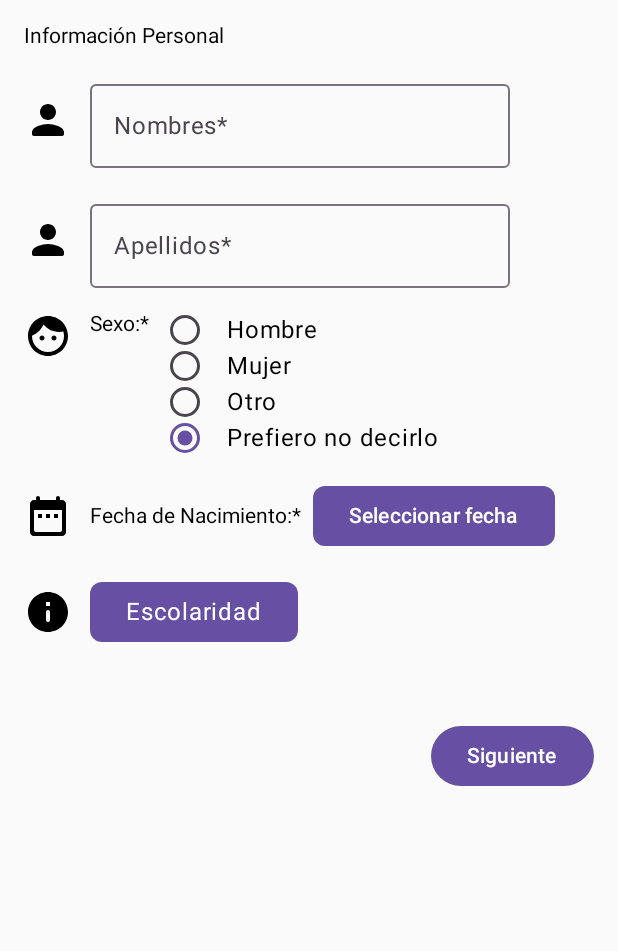
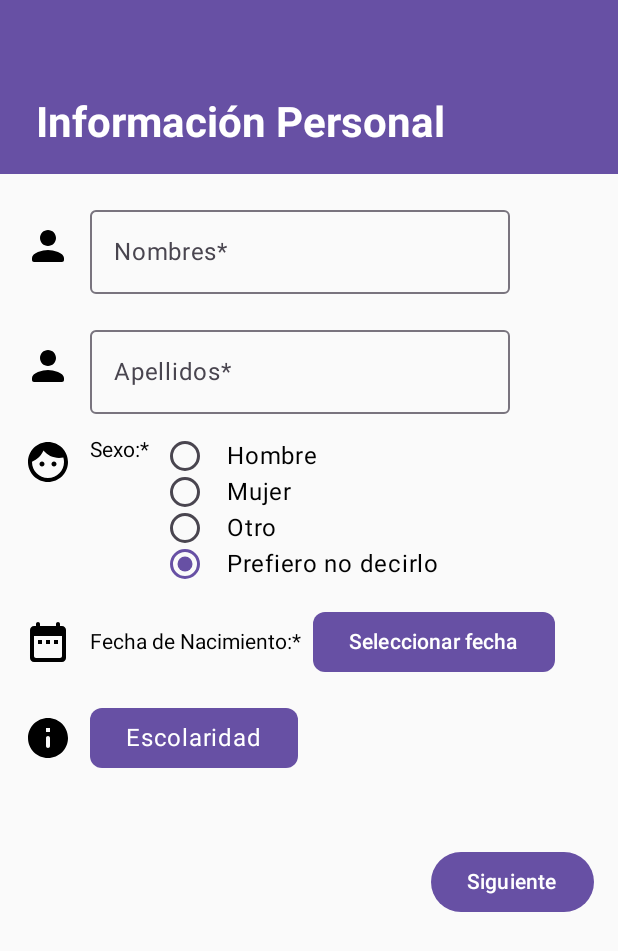
Before and after one commit to restrepotorres/-LabsCM20251Gr03, an Android app built with Jetpack Compose: the screen it shows after launch (PersonalDataActivity), on a phone screen of 412 x 824 dp. Shown: the top 951 px of the screen. Run offline under Robolectric (Android 15) with nearby library versions, the phone set to English and light mode, and no system bars.

```diff
--- a/app/src/main/java/com/co/labscm20251_gr03/ContactDataActivity.kt
+++ b/app/src/main/java/com/co/labscm20251_gr03/ContactDataActivity.kt
@@ -39,6 +39,7 @@ import androidx.compose.ui.tooling.preview.Preview
 import androidx.compose.ui.unit.dp
 import com.co.labscm20251_gr03.ui.element.CampoCiudad
 import com.co.labscm20251_gr03.ui.element.CampoPais
+import com.co.labscm20251_gr03.ui.element.Encabezado
 import com.co.labscm20251_gr03.ui.theme.LabsCM20251Gr03Theme
 
 class ContactDataActivity : ComponentActivity() {
@@ -62,13 +63,14 @@ fun Data() {
     var direccion by rememberSaveable { mutableStateOf("") }
     val context = LocalContext.current
 
+    Column {
+        Encabezado("Información de Contacto")
+
         Column(
             modifier = Modifier.padding(16.dp),
             verticalArrangement = Arrangement.spacedBy(16.dp)
         ) {
-        Text(text = "Información de Contacto")
-
-        Row (verticalAlignment = Alignment.CenterVertically){
+            Row(verticalAlignment = Alignment.CenterVertically) {
                 Icon(
                     Icons.Rounded.Phone,
                     contentDescription = "Phone Icon",
@@ -88,7 +90,7 @@ fun Data() {
                 )
             }
 
-        Row (verticalAlignment = Alignment.CenterVertically){
+            Row(verticalAlignment = Alignment.CenterVertically) {
                 Icon(
                     Icons.Rounded.Email,
                     contentDescription = "Email Icon",
@@ -139,7 +141,7 @@ fun Data() {
                 )
             }
 
-        Row (verticalAlignment = Alignment.CenterVertically) {
+            Row(verticalAlignment = Alignment.CenterVertically) {
                 Icon(
                     Icons.Rounded.Home,
                     contentDescription = "Home Icon",
@@ -195,6 +197,7 @@ fun Data() {
             }
         }
     }
+}
 
 
 @Preview(showBackground = true)
--- a/app/src/main/java/com/co/labscm20251_gr03/PersonalDataActivity.kt
+++ b/app/src/main/java/com/co/labscm20251_gr03/PersonalDataActivity.kt
@@ -53,6 +53,7 @@ import androidx.compose.ui.text.input.KeyboardCapitalization
 import androidx.compose.ui.text.input.KeyboardType
 import androidx.compose.ui.tooling.preview.Preview
 import androidx.compose.ui.unit.dp
+import com.co.labscm20251_gr03.ui.element.Encabezado
 import com.co.labscm20251_gr03.ui.theme.LabsCM20251Gr03Theme
 import java.util.Calendar
 
@@ -101,6 +102,8 @@ fun Formulario() {
         Calendar.getInstance().get(Calendar.MONTH),
         Calendar.getInstance().get(Calendar.DAY_OF_MONTH)
     )
+    Column {
+        Encabezado("Información Personal")
 
         Column(
             modifier = Modifier
@@ -108,10 +111,9 @@ fun Formulario() {
                 .fillMaxWidth(),
             verticalArrangement = Arrangement.spacedBy(16.dp)
         ) {
-        Text(text = "Información Personal")
 
-        Row (verticalAlignment = Alignment.CenterVertically) {
-            Column{
+            Row(verticalAlignment = Alignment.CenterVertically) {
+                Column {
                     Icon(
                         Icons.Rounded.Person,
                         contentDescription = "Person Icon",
@@ -135,7 +137,7 @@ fun Formulario() {
                 )
             }
 
-        Row (verticalAlignment = Alignment.CenterVertically) {
+            Row(verticalAlignment = Alignment.CenterVertically) {
                 Icon(
                     Icons.Rounded.Person,
                     contentDescription = "Person Icon",
@@ -188,7 +190,7 @@ fun Formulario() {
                 }
             }
 
-        Row (verticalAlignment = Alignment.CenterVertically) {
+            Row(verticalAlignment = Alignment.CenterVertically) {
                 Icon(
                     Icons.Rounded.DateRange,
                     contentDescription = "Date Range Icon",
@@ -198,13 +200,15 @@ fun Formulario() {
                 Row(verticalAlignment = Alignment.CenterVertically) {
                     Text(text = "Fecha de Nacimiento:*")
                     Spacer(modifier = Modifier.width(8.dp))
-                Button(shape = RoundedCornerShape(8.dp), onClick = { datePickerDialog.show() }) {
+                    Button(
+                        shape = RoundedCornerShape(8.dp),
+                        onClick = { datePickerDialog.show() }) {
                         Text(fechaNacimiento)
                     }
                 }
             }
 
-        Row (verticalAlignment = Alignment.CenterVertically) {
+            Row(verticalAlignment = Alignment.CenterVertically) {
                 Icon(
                     Icons.Rounded.Info,
                     contentDescription = "Info Icon",
@@ -269,6 +273,7 @@ fun Formulario() {
             }
         }
     }
+}
 
 @Preview(showBackground = true)
 @Composable
--- a/app/src/main/java/com/co/labscm20251_gr03/ui/element/Form.kt
+++ b/app/src/main/java/com/co/labscm20251_gr03/ui/element/Form.kt
@@ -1,7 +1,12 @@
 package com.co.labscm20251_gr03.ui.element
 
+import androidx.compose.foundation.background
+import androidx.compose.foundation.layout.Box
 import androidx.compose.foundation.layout.Column
+import androidx.compose.foundation.layout.fillMaxWidth
+import androidx.compose.foundation.layout.padding
 import androidx.compose.foundation.text.KeyboardOptions
+import androidx.compose.material3.MaterialTheme
 import androidx.compose.material3.OutlinedTextField
 import androidx.compose.material3.Text
 import androidx.compose.material3.TextButton
@@ -10,12 +15,35 @@ import androidx.compose.runtime.getValue
 import androidx.compose.runtime.mutableStateOf
 import androidx.compose.runtime.remember
 import androidx.compose.runtime.setValue
+import androidx.compose.ui.Alignment
+import androidx.compose.ui.Modifier
+import androidx.compose.ui.graphics.Color
 import androidx.compose.ui.platform.LocalContext
+import androidx.compose.ui.text.font.FontWeight
 import androidx.compose.ui.text.input.ImeAction
 import androidx.compose.ui.text.input.KeyboardCapitalization
 import androidx.compose.ui.text.input.KeyboardType
+import androidx.compose.ui.unit.dp
 import com.co.labscm20251_gr03.util.obtenerCiudades
 import com.co.labscm20251_gr03.util.obtenerPaises
+
+@Composable
+fun Encabezado(title: String) {
+    Box(
+        modifier = Modifier
+            .fillMaxWidth()
+            .background(MaterialTheme.colorScheme.primary)
+            .padding(top = 48.dp)
+    ) {
+        Text(
+            text = title,
+            style = MaterialTheme.typography.headlineMedium,
+            fontWeight = FontWeight.Bold,
+            color = Color.White,
+            modifier = Modifier.align(Alignment.CenterStart).padding(vertical = 16.dp, horizontal = 24.dp)
+        )
+    }
+}
 
 @Composable
 fun CampoPais(
```
Lines whose indentation alone changed are shown as unchanged.
